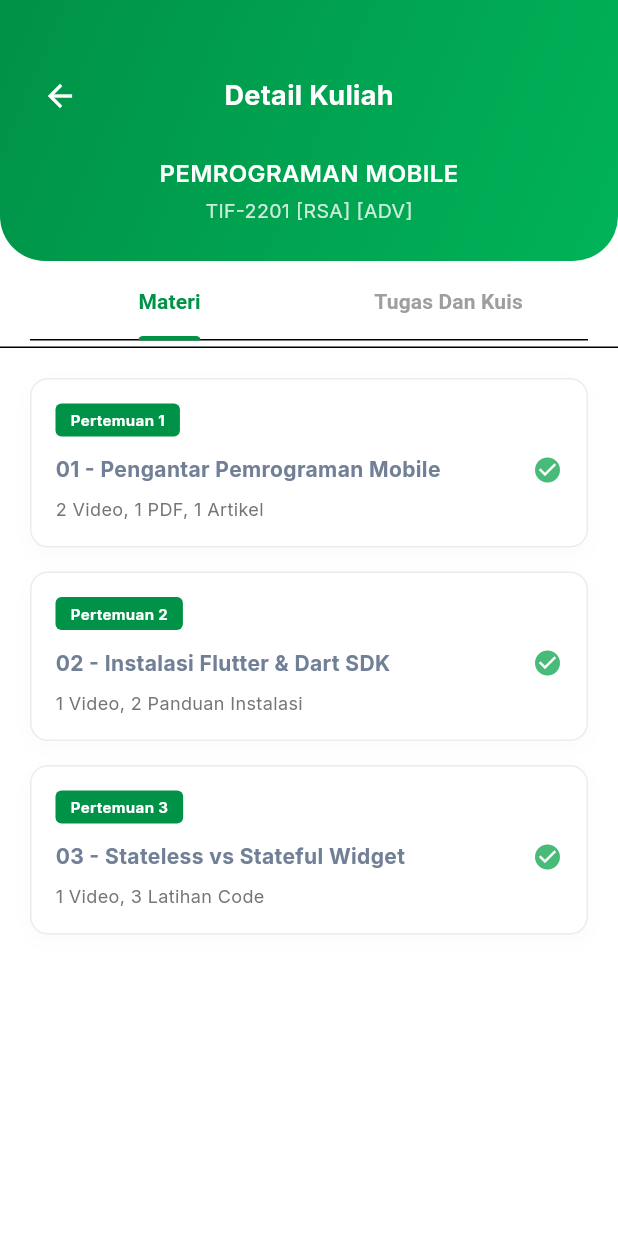
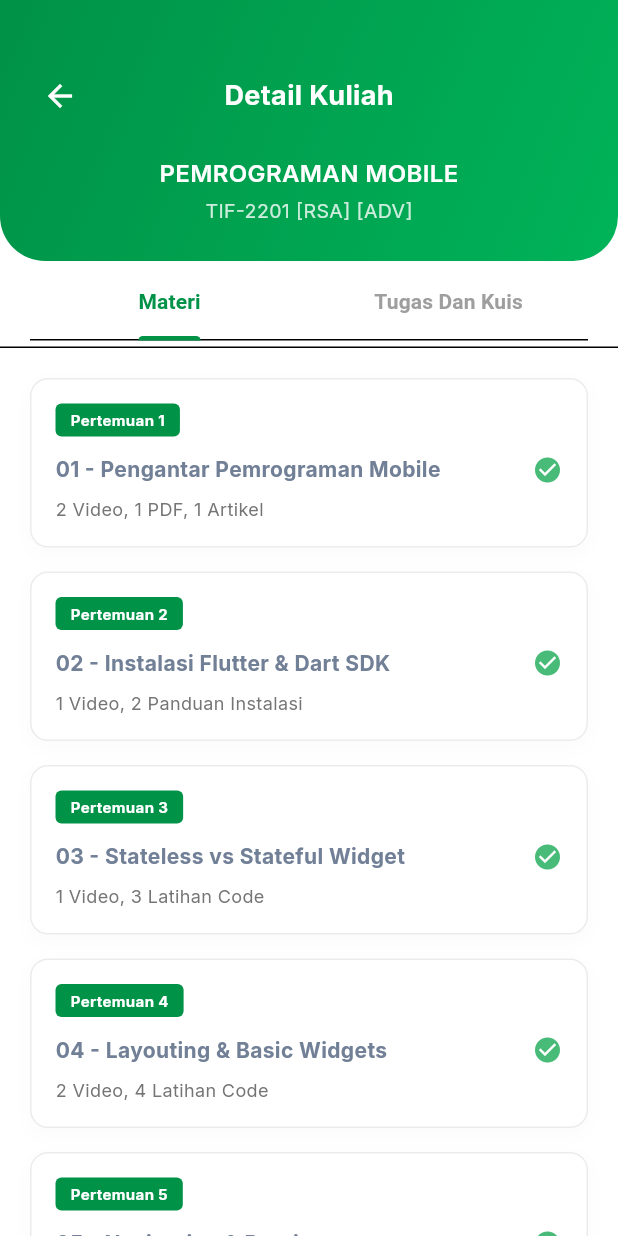
Before and after one commit to siapaajaboleh888/UAS_Smart-UIM, a Flutter app: the CourseDetailScreen screen opened directly with sample values from the repository, on a phone screen of 412 x 824 dp. Run offline on Flutter 3.47's test engine with Material 3 defaults, Android fonts, the phone set to English and light mode, and no system bars; our stand-ins replace google_fonts, image_picker, shared_preferences; accounts and stored records are empty.

Commit message:
feat: complete course materials, satisfy UI design, and sync profile photo across app

```diff
--- a/lib/models/course_content.dart
+++ b/lib/models/course_content.dart
@@ -73,6 +73,8 @@ class CourseDetailData {
           ),
           CourseContent(id: 'm2', title: 'Instalasi Flutter & Dart SDK', info: '1 Video, 2 Panduan Instalasi', isCompleted: true, type: ContentType.material, week: 2),
           CourseContent(id: 'm3', title: 'Stateless vs Stateful Widget', info: '1 Video, 3 Latihan Code', isCompleted: true, type: ContentType.material, week: 3),
+          CourseContent(id: 'm4', title: 'Layouting & Basic Widgets', info: '2 Video, 4 Latihan Code', isCompleted: true, type: ContentType.material, week: 4),
+          CourseContent(id: 'm5', title: 'Navigation & Routing', info: '1 Video, 2 Latihan Code', isCompleted: true, type: ContentType.material, week: 5),
         ],
         tasks: [
           CourseContent(id: 't1', title: 'Quiz Review 01', info: 'KUIS', deadline: '25 Desember 2025 23:59 WIB', isCompleted: true, type: ContentType.task, week: 1),
@@ -116,11 +118,64 @@ class CourseDetailData {
               MeetingSubItem(title: 'Video Tutorial Design', icon: Icons.play_circle, isCompleted: true),
             ],
           ),
+          CourseContent(
+            id: 'm3',
+            title: 'Interaksi pada User Interface Design',
+            info: '3 URLs, 2 files, 3 Interactive Content',
+            description: 'Mempelajari bagaimana merancang interaksi yang intuitif antara pengguna dan sistem.',
+            isCompleted: true,
+            type: ContentType.material,
+            week: 3,
+            subItems: [
+              MeetingSubItem(title: 'Teori Interaksi', icon: Icons.description, isCompleted: true),
+              MeetingSubItem(title: 'Latihan Prototyping', icon: Icons.touch_app, isCompleted: true),
+            ],
+          ),
+          CourseContent(
+            id: 'm4',
+            title: 'Ethnographic Observation',
+            info: '3 URLs, 2 files, 3 Interactive Content',
+            description: 'Menggunakan teknik observasi etnografi untuk memahami kebutuhan pengguna dalam lingkungan alami mereka.',
+            isCompleted: true,
+            type: ContentType.material,
+            week: 4,
+            subItems: [
+              MeetingSubItem(title: 'Panduan Observasi', icon: Icons.visibility, isCompleted: true),
+              MeetingSubItem(title: 'Studi Kasus Etnografi', icon: Icons.article, isCompleted: true),
+            ],
+          ),
+          CourseContent(
+            id: 'm5',
+            title: 'UID Testing',
+            info: '3 URLs, 2 files, 3 Interactive Content',
+            description: 'Melakukan pengujian antarmuka pengguna untuk memvalidasi desain dan meningkatkan pengalaman pengguna.',
+            isCompleted: true,
+            type: ContentType.material,
+            week: 5,
+            subItems: [
+              MeetingSubItem(title: 'Metodologi Testing', icon: Icons.checklist_rtl, isCompleted: true),
+              MeetingSubItem(title: 'Analisis Hasil Testing', icon: Icons.analytics, isCompleted: true),
+            ],
+          ),
+          CourseContent(
+            id: 'm6',
+            title: 'Assessment 1',
+            info: '3 URLs, 2 files, 3 Interactive Content',
+            description: 'Evaluasi pertama untuk mengukur pemahaman mahasiswa terhadap materi yang telah diajarkan.',
+            isCompleted: true,
+            type: ContentType.material,
+            week: 6,
+            subItems: [
+              MeetingSubItem(title: 'Review Materi 1-5', icon: Icons.menu_book, isCompleted: true),
+              MeetingSubItem(title: 'Quiz Persiapan', icon: Icons.quiz, isCompleted: true),
+            ],
+          ),
         ],
         tasks: [
-          CourseContent(id: 't1', title: 'Quiz Review 01', info: 'KUIS', deadline: '25 Februari 2021 23:59 WIB', isCompleted: true, type: ContentType.task, week: 1),
-          CourseContent(id: 't2', title: 'Tugas 01 - UID Android Mobile Game', info: 'TUGAS', deadline: '28 Februari 2021 23:59 WIB', isCompleted: false, type: ContentType.task, week: 2),
-          CourseContent(id: 't3', title: 'Kuis - Assessment 2', info: 'Pertemuan 3', deadline: '25 Februari 2021 23:59 WIB', isCompleted: true, type: ContentType.task, week: 3),
+          CourseContent(id: 't1', title: 'Quiz Review 01', info: 'KUIS', deadline: '25 Desember 2025 23:59 WIB', isCompleted: true, type: ContentType.task, week: 1),
+          CourseContent(id: 't2', title: 'Tugas 01 - UID Android Mobile Game', info: 'TUGAS', deadline: '28 Desember 2025 23:59 WIB', isCompleted: false, type: ContentType.task, week: 2),
+          CourseContent(id: 't3', title: 'Kuis - Assessment 1', info: 'Pertemuan 6', deadline: '30 Desember 2025 23:59 WIB', isCompleted: true, type: ContentType.task, week: 6),
+          CourseContent(id: 't4', title: 'Tugas Observasi Etnografi', info: 'TUGAS', deadline: '10 Januari 2026 23:59 WIB', isCompleted: false, type: ContentType.task, week: 4),
         ],
       ),
       '3': CourseDetailData(
```
Also changed, not shown: lib/models/user_model.dart (+24 -0 lines), lib/screens/home_screen.dart (+40 -7 lines), lib/screens/material_content_screen.dart (+5 -2 lines), lib/screens/profile_screen.dart (+11 -1 lines), lib/services/user_service.dart (+21 -0 lines).
